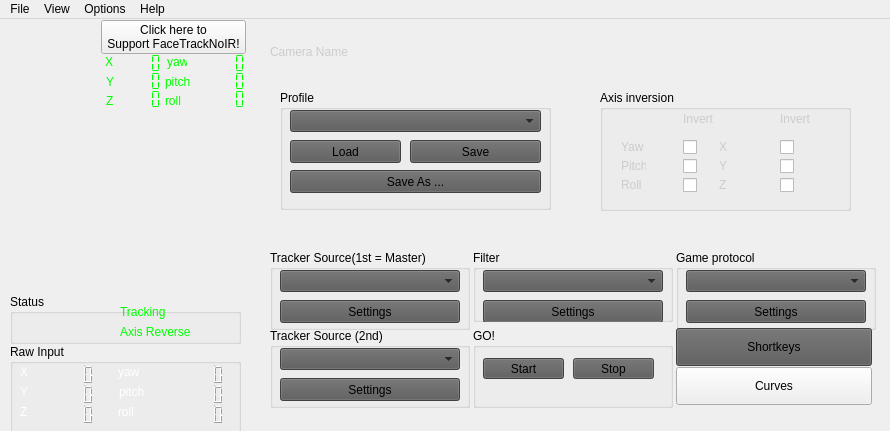
The window that facetracknoir/facetracknoir.ui (opentrack/opentrack) describes before a commit, drawn with Qt 5.
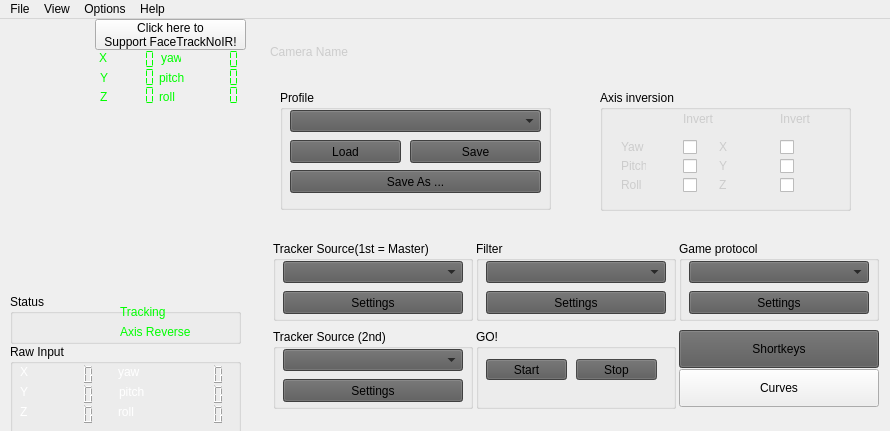
The same window after the commit. Icons and pictures are not drawn. Custom widgets are drawn as their Qt base class.

```diff
--- a/facetracknoir/facetracknoir.ui
+++ b/facetracknoir/facetracknoir.ui
@@ -1703,15 +1703,15 @@
    <widget class="QWidget" name="widget4logo" native="true">
     <property name="geometry">
      <rect>
-      <x>1</x>
+      <x>90</x>
       <y>0</y>
-      <width>250</width>
+      <width>160</width>
       <height>90</height>
      </rect>
     </property>
     <property name="minimumSize">
      <size>
-      <width>250</width>
+      <width>160</width>
       <height>90</height>
      </size>
     </property>
@@ -1724,10 +1724,10 @@
     <widget class="QPushButton" name="btnDonate">
      <property name="geometry">
       <rect>
-       <x>100</x>
-       <y>1</y>
-       <width>145</width>
-       <height>34</height>
+       <x>5</x>
+       <y>0</y>
+       <width>151</width>
+       <height>31</height>
       </rect>
      </property>
      <property name="cursor">
@@ -1754,8 +1754,8 @@
     <widget class="QLCDNumber" name="lcdNumOutputRotX">
      <property name="geometry">
       <rect>
-       <x>196</x>
-       <y>34</y>
+       <x>101</x>
+       <y>30</y>
        <width>50</width>
        <height>21</height>
       </rect>
@@ -1782,8 +1782,8 @@
     <widget class="QLCDNumber" name="lcdNumOutputRotY">
      <property name="geometry">
       <rect>
-       <x>196</x>
-       <y>52</y>
+       <x>101</x>
+       <y>48</y>
        <width>50</width>
        <height>21</height>
       </rect>
@@ -1810,8 +1810,8 @@
     <widget class="QLCDNumber" name="lcdNumOutputRotZ">
      <property name="geometry">
       <rect>
-       <x>196</x>
-       <y>70</y>
+       <x>101</x>
+       <y>66</y>
        <width>50</width>
        <height>21</height>
       </rect>
@@ -1838,8 +1838,8 @@
     <widget class="QLCDNumber" name="lcdNumOutputPosX">
      <property name="geometry">
       <rect>
-       <x>112</x>
-       <y>34</y>
+       <x>17</x>
+       <y>30</y>
        <width>50</width>
        <height>21</height>
       </rect>
@@ -1866,8 +1866,8 @@
     <widget class="QLCDNumber" name="lcdNumOutputPosY">
      <property name="geometry">
       <rect>
-       <x>112</x>
-       <y>52</y>
+       <x>17</x>
+       <y>48</y>
        <width>50</width>
        <height>21</height>
       </rect>
@@ -1894,8 +1894,8 @@
     <widget class="QLCDNumber" name="lcdNumOutputPosZ">
      <property name="geometry">
       <rect>
-       <x>112</x>
-       <y>70</y>
+       <x>17</x>
+       <y>66</y>
        <width>50</width>
        <height>21</height>
       </rect>
@@ -1922,8 +1922,8 @@
     <widget class="QLabel" name="lblX">
      <property name="geometry">
       <rect>
-       <x>104</x>
-       <y>35</y>
+       <x>9</x>
+       <y>31</y>
        <width>16</width>
        <height>16</height>
       </rect>
@@ -1938,8 +1938,8 @@
     <widget class="QLabel" name="lblY">
      <property name="geometry">
       <rect>
-       <x>105</x>
-       <y>55</y>
+       <x>10</x>
+       <y>51</y>
        <width>16</width>
        <height>16</height>
       </rect>
@@ -1954,8 +1954,8 @@
     <widget class="QLabel" name="lblZ">
      <property name="geometry">
       <rect>
-       <x>105</x>
-       <y>74</y>
+       <x>10</x>
+       <y>70</y>
        <width>16</width>
        <height>16</height>
       </rect>
@@ -1970,8 +1970,8 @@
     <widget class="QLabel" name="lblRotZ">
      <property name="geometry">
       <rect>
-       <x>164</x>
-       <y>74</y>
+       <x>69</x>
+       <y>70</y>
        <width>20</width>
        <height>16</height>
       </rect>
@@ -1986,8 +1986,8 @@
     <widget class="QLabel" name="lblRotX">
      <property name="geometry">
       <rect>
-       <x>166</x>
-       <y>35</y>
+       <x>71</x>
+       <y>31</y>
        <width>20</width>
        <height>16</height>
       </rect>
@@ -2002,8 +2002,8 @@
     <widget class="QLabel" name="lblRotY">
      <property name="geometry">
       <rect>
-       <x>164</x>
-       <y>55</y>
+       <x>69</x>
+       <y>51</y>
        <width>25</width>
        <height>16</height>
       </rect>
@@ -2228,7 +2228,14 @@
    </property>
   </action>
  </widget>
- <layoutdefault spacing="6" margin="11"/>
+ <layoutdefault spacing="0" margin="0"/>
+ <customwidgets>
+  <customwidget>
+   <class>GLWidget</class>
+   <extends>QWidget</extends>
+   <header>glwidget.h</header>
+  </customwidget>
+ </customwidgets>
  <tabstops>
   <tabstop>iconcomboTrackerSource</tabstop>
   <tabstop>btnStartTracker</tabstop>
```
Left out of the diff: 22 changed lines with no effect on the pictures.
